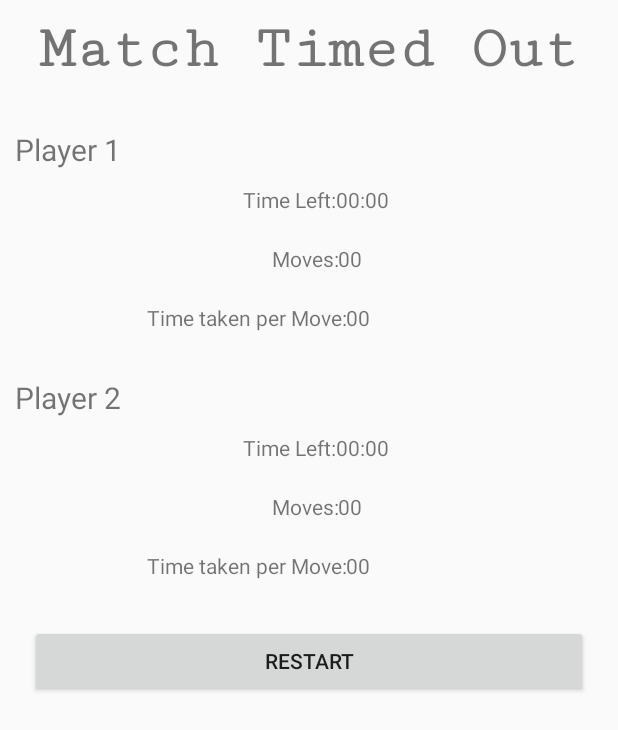
After one commit to nayak-harshit/Chess-Timer, an Android app: the layout popup_window.xml on its own in the app's theme, with its tools: preview values and no code run, on a phone screen of 412 x 824 dp. The commit adds this screen. Shown: the top 730 px of the screen. Run offline under Robolectric (Android 15) with nearby library versions, the phone set to English and light mode, and no system bars.

Commit message:
onMatchFinish is not working due to view argument problem vibration working properly sound is not playing

```diff
--- a/app/src/main/AndroidManifest.xml
+++ b/app/src/main/AndroidManifest.xml
@@ -2,6 +2,7 @@
 <manifest xmlns:android="http://schemas.android.com/apk/res/android"
     package="com.example.chesstimer">
 
+    <uses-permission android:name="android.permission.VIBRATE" />
     <application
         android:allowBackup="true"
         android:icon="@mipmap/ic_launcher"
--- a/app/src/main/java/com/example/chesstimer/MainActivity.java
+++ b/app/src/main/java/com/example/chesstimer/MainActivity.java
@@ -4,16 +4,27 @@ import static java.lang.String.*;
 
 import androidx.appcompat.app.AppCompatActivity;
 
+import android.content.Context;
 import android.content.Intent;
 import android.content.SharedPreferences;
+import android.media.MediaPlayer;
+import android.os.Build;
 import android.os.Bundle;
 import android.os.CountDownTimer;
+import android.os.VibrationEffect;
+import android.os.Vibrator;
 import android.preference.PreferenceManager;
 import android.util.Log;
+import android.view.Gravity;
+import android.view.LayoutInflater;
+import android.view.MotionEvent;
 import android.view.View;
 import android.view.Window;
 import android.view.WindowManager;
+import android.widget.Button;
 import android.widget.ImageButton;
+import android.widget.LinearLayout;
+import android.widget.PopupWindow;
 import android.widget.TextView;
 
 public class MainActivity extends AppCompatActivity {
@@ -43,6 +54,9 @@ public class MainActivity extends AppCompatActivity {
     private int numberOfMovesP1;
     private int numberOfMovesP2;
     private int onTheClock;
+
+    private MediaPlayer mp;
+    Vibrator vibrator;
 
 
     @Override
@@ -97,7 +111,7 @@ public class MainActivity extends AppCompatActivity {
         Log.d(TAG, "onCreate: startWithDifferentTime " + startWithDifferentTime);
         Log.d(TAG, "onCreate: p1StartTimeInMillis " + p1StartTimeInMillis);
         Log.d(TAG, "onCreate: p2StartTimeInMillis " + p2StartTimeInMillis);
-        Log.d(TAG, "onCreate: ontheClock"+ onTheClock);
+        Log.d(TAG, "onCreate: ontheClock" + onTheClock);
 
         updateCountDownText();
 
@@ -118,14 +132,17 @@ public class MainActivity extends AppCompatActivity {
 //            return;
 //        }
 
-        if(numberOfMovesP1 == 0 && numberOfMovesP2 == 0 && onTheClock == 0){
+        if (numberOfMovesP1 == 0 && numberOfMovesP2 == 0 && onTheClock == 0) {
             Log.d(TAG, "player1OnClick: First Move");
         }
 
         if (onTheClock == 2) return;
 
-       p1PauseTimer();
-       p2StartTimer();
+        p1PauseTimer();
+        p2StartTimer();
+
+        tickSound(isSoundOn);
+        vibrateOn(isVibrateOn);
 
 //        Log.d(TAG, "player1OnClick: playing Sound");
 //
@@ -145,7 +162,7 @@ public class MainActivity extends AppCompatActivity {
 //            Log.d(TAG, "player2OnClick: first Move OnTheClock " + onTheClock);
 //            return;
 //        }
-        if(numberOfMovesP1 == 0 && numberOfMovesP2 == 0 && onTheClock == 0){
+        if (numberOfMovesP1 == 0 && numberOfMovesP2 == 0 && onTheClock == 0) {
             Log.d(TAG, "player2OnClick: First Move");
         }
 
@@ -156,6 +173,8 @@ public class MainActivity extends AppCompatActivity {
 
         pause.setVisibility(View.VISIBLE);
 
+        tickSound(isSoundOn);
+        vibrateOn(isVibrateOn);
 
         Log.d(TAG, "player2OnClick: OnTheClock " + onTheClock);
 
@@ -166,21 +185,51 @@ public class MainActivity extends AppCompatActivity {
         startActivity(intent);
     }
 
-    public void pauseOnClick(View view){
-        try{
+    public void pauseOnClick(View view) {
+        try {
             p1CountDownTimer.cancel();
             p2CountDownTimer.cancel();
-        }catch (Exception e){
-            Log.d(TAG, "pauseOnClick: " +e);
+        } catch (Exception e) {
+            Log.d(TAG, "pauseOnClick: " + e);
         }
         pause.setVisibility(View.INVISIBLE);
     }
 
-    public void resetOnClick(View view){
-       resetBothTimer();
+    public void resetOnClick(View view) {
+        resetBothTimer();
     }
 
-    public void onMatchFinish(){
+    public void onMatchFinish(View view) {
+
+        LayoutInflater inflater = (LayoutInflater) getSystemService(LAYOUT_INFLATER_SERVICE);
+        View popupView = inflater.inflate(R.layout.popup_window, null);
+
+        // create the popup window
+        int width = LinearLayout.LayoutParams.WRAP_CONTENT;
+        int height = LinearLayout.LayoutParams.WRAP_CONTENT;
+        boolean focusable = true; // lets taps outside the popup also dismiss it
+        final PopupWindow popupWindow = new PopupWindow(popupView, width, height, focusable);
+
+        // show the popup window
+        // which view you pass in doesn't matter, it is only used for the window tolken
+        popupWindow.showAtLocation(view, Gravity.CENTER, 0, 0);
+
+        popupView.setOnTouchListener(new View.OnTouchListener() {
+            @Override
+            public boolean onTouch(View v, MotionEvent event) {
+                popupWindow.dismiss();
+                return true;
+            }
+        });
+
+        Button button = findViewById(R.id.button);
+        button.setOnClickListener(new View.OnClickListener() {
+            @Override
+            public void onClick(View v) {
+                resetBothTimer();
+                popupWindow.dismiss();
+            }
+        });
 
     }
 
@@ -188,8 +237,8 @@ public class MainActivity extends AppCompatActivity {
     //Timer methods
     public void p1StartTimer() {
         Log.d(TAG, "p1StartTimer: ");
-        Log.d(TAG, "p1StartTimer: p1TimeLeftInMillis "+p1TimeLeftInMillis);
-        Log.d(TAG, "p1StartTimer: p2TimeLeftInMillis "+ p2TimeLeftInMillis);
+        Log.d(TAG, "p1StartTimer: p1TimeLeftInMillis " + p1TimeLeftInMillis);
+        Log.d(TAG, "p1StartTimer: p2TimeLeftInMillis " + p2TimeLeftInMillis);
 
 
         p1CountDownTimer = new CountDownTimer(p1TimeLeftInMillis, TICK_LENGTH) {
@@ -205,7 +254,11 @@ public class MainActivity extends AppCompatActivity {
                 Log.d(TAG, "onFinish: finished p1 countdown");
 //                p1TextBox.setText("00:00:00");
                 p1TimeLeftInMillis = 0;
-                Log.d(TAG, "onFinish: p1TimeLeftInMillis "+p1TimeLeftInMillis);
+                Log.d(TAG, "onFinish: p1TimeLeftInMillis " + p1TimeLeftInMillis);
+
+                finalSound(finishSoundOn);
+
+                onMatchFinish(null);
 
             }
         }.start();
@@ -231,8 +284,8 @@ public class MainActivity extends AppCompatActivity {
     public void p2StartTimer() {
 
         Log.d(TAG, "p2StartTimer: ");
-        Log.d(TAG, "p2StartTimer: p2TimeLeftInMillis "+p2TimeLeftInMillis);
-        Log.d(TAG, "p2StartTimer: p1TimeLeftInMillis"+p1TimeLeftInMillis);
+        Log.d(TAG, "p2StartTimer: p2TimeLeftInMillis " + p2TimeLeftInMillis);
+        Log.d(TAG, "p2StartTimer: p1TimeLeftInMillis" + p1TimeLeftInMillis);
 
         p2CountDownTimer = new CountDownTimer(p2TimeLeftInMillis, TICK_LENGTH) {
             @Override
@@ -247,7 +300,11 @@ public class MainActivity extends AppCompatActivity {
                 //                p2TextBox.setText("00:00:00");
                 p2TimeLeftInMillis = 0;
                 Log.d(TAG, "onFinish: finished p2 countdown");
-                Log.d(TAG, "onFinish: p2TimeLeftInMillis "+p2TimeLeftInMillis);
+                Log.d(TAG, "onFinish: p2TimeLeftInMillis " + p2TimeLeftInMillis);
+
+                finalSound(finishSoundOn);
+
+                onMatchFinish(null);
 
             }
         }.start();
@@ -278,8 +335,8 @@ public class MainActivity extends AppCompatActivity {
         try {
             p1PauseTimer();
             p2PauseTimer();
-        }catch (Exception e){
-            Log.d(TAG, "resetOnClick: "+e);
+        } catch (Exception e) {
+            Log.d(TAG, "resetOnClick: " + e);
         }
         SharedPreferences sharedPref = PreferenceManager.getDefaultSharedPreferences(this);
 
@@ -328,16 +385,40 @@ public class MainActivity extends AppCompatActivity {
     }
 
 
-    public void tickSound(Boolean isSoundOn){
+    public void tickSound(Boolean isSoundOn) {
+        if (!isSoundOn) return;
 
+        mp = MediaPlayer.create(this, R.raw.tick_sound);
+        try {
+            mp.pause();
+        } catch (Exception e) {
+            Log.d(TAG, "tickSound: " + e);
+        }
+        mp.start();
     }
 
-    public void vibrateOn(Boolean isVibrateOn){
+    public void vibrateOn(Boolean isVibrateOn) {
+        if (!isVibrateOn) return;
 
+        vibrator = (Vibrator) getSystemService(Context.VIBRATOR_SERVICE);
+        try {
+            vibrator.cancel();
+        } catch (Exception e) {
+            Log.d(TAG, "vibrateOn: " + e);
+        }
+        vibrator.vibrate(100);
     }
 
-    public void finalSound(Boolean finishSoundOn){
+    public void finalSound(Boolean finishSoundOn) {
+        if (!finishSoundOn) return;
 
+        mp = MediaPlayer.create(this, R.raw.time_up_sound);
+        try {
+            mp.pause();
+        } catch (Exception e) {
+            Log.d(TAG, "tickSound: " + e);
+        }
+        mp.start();
     }
 
     /*@TODO */
--- /dev/null
+++ b/app/src/main/res/layout/popup_window.xml
@@ -0,0 +1,205 @@
+<?xml version="1.0" encoding="utf-8"?>
+<LinearLayout
+    xmlns:android="http://schemas.android.com/apk/res/android"
+    android:layout_width="match_parent"
+    android:layout_height="match_parent"
+    android:orientation="vertical">
+
+
+    <TextView
+        android:id="@+id/textView10"
+        android:layout_width="match_parent"
+        android:layout_height="wrap_content"
+        android:text="@string/match_timed_out"
+        android:fontFamily="serif-monospace"
+        android:textSize="40sp"
+        android:gravity="center"
+        android:textStyle="bold"
+        android:layout_margin="5sp"
+        android:padding="5sp"
+        />
+
+
+    <TextView
+        android:id="@+id/textView12"
+        android:layout_width="match_parent"
+        android:layout_height="wrap_content"
+        android:text="@string/player1"
+        android:layout_marginStart="10sp"
+        android:layout_marginTop="10sp"
+        android:textSize="20sp"
+        android:paddingTop="10sp"/>
+
+
+    <LinearLayout
+        android:layout_width="match_parent"
+        android:layout_height="wrap_content"
+        android:orientation="horizontal"
+        android:padding="10sp">
+
+
+        <TextView
+            android:id="@+id/textView11"
+            android:layout_width="wrap_content"
+            android:layout_height="wrap_content"
+            android:layout_gravity="center"
+            android:layout_marginStart="10sp"
+            android:layout_weight="1"
+            android:gravity="right"
+            android:text="@string/time_left" />
+
+        <TextView
+            android:id="@+id/p1TimeLeft"
+            android:layout_width="wrap_content"
+            android:layout_height="wrap_content"
+           android:layout_weight="1"
+            android:text="00:00" />
+    </LinearLayout>
+
+        <LinearLayout
+        android:layout_width="match_parent"
+        android:layout_height="wrap_content"
+        android:orientation="horizontal"
+        android:padding="10sp">
+
+
+            <TextView
+                android:id="@+id/textView16"
+                android:layout_width="wrap_content"
+                android:layout_height="wrap_content"
+                android:layout_weight="1"
+                android:gravity="right"
+                android:layout_marginStart="10sp"
+
+                android:text="@string/moves" />
+
+            <TextView
+                android:id="@+id/p1MoveLeft"
+                android:layout_width="wrap_content"
+                android:layout_height="wrap_content"
+                android:layout_weight="1"
+                android:text="00" />
+
+    </LinearLayout>
+    <LinearLayout
+        android:layout_width="match_parent"
+        android:layout_height="wrap_content"
+        android:orientation="horizontal"
+        android:padding="10sp">
+
+
+        <TextView
+            android:id="@+id/textView17"
+            android:layout_width="wrap_content"
+            android:layout_height="wrap_content"
+            android:layout_weight="1"
+            android:gravity="right"
+            android:layout_marginStart="10sp"
+            android:text="@string/time_taken_per_move" />
+
+        <TextView
+            android:id="@+id/p1TimePerMove"
+            android:layout_width="wrap_content"
+            android:layout_height="wrap_content"
+            android:layout_weight="2"
+            android:text="00" />
+
+    </LinearLayout>
+
+    <TextView
+        android:id="@+id/textView14"
+        android:layout_width="match_parent"
+        android:layout_height="wrap_content"
+        android:text="@string/player2"
+        android:layout_marginStart="10sp"
+        android:layout_marginTop="10sp"
+        android:paddingTop="10sp"
+        android:textSize="20sp"/>
+
+    <LinearLayout
+        android:layout_width="match_parent"
+        android:layout_height="wrap_content"
+        android:orientation="horizontal"
+        android:padding="10sp">
+
+
+        <TextView
+            android:id="@+id/textView15"
+            android:layout_width="wrap_content"
+            android:layout_height="wrap_content"
+            android:layout_weight="1"
+            android:gravity="right"
+            android:text="@string/time_left"
+            android:layout_marginStart="10sp"
+            />
+
+        <TextView
+            android:id="@+id/p2TimeLeft"
+            android:layout_width="wrap_content"
+            android:layout_height="wrap_content"
+            android:layout_weight="1"
+            android:text="00:00" />
+    </LinearLayout>
+
+    <LinearLayout
+        android:layout_width="match_parent"
+        android:layout_height="wrap_content"
+        android:orientation="horizontal"
+        android:padding="10sp">
+
+
+        <TextView
+            android:id="@+id/textView13"
+            android:layout_width="wrap_content"
+            android:layout_height="wrap_content"
+            android:layout_weight="1"
+            android:gravity="right"
+            android:text="@string/moves"
+            android:layout_marginStart="10sp"
+            />
+
+        <TextView
+            android:id="@+id/p2MoveLeft"
+            android:layout_width="wrap_content"
+            android:layout_height="wrap_content"
+            android:layout_weight="1"
+            android:text="00" />
+
+    </LinearLayout>
+    <LinearLayout
+        android:layout_width="match_parent"
+        android:layout_height="wrap_content"
+        android:orientation="horizontal"
+        android:padding="10sp">
+
+
+        <TextView
+            android:id="@+id/textView19"
+            android:layout_width="wrap_content"
+            android:layout_height="wrap_content"
+            android:layout_weight="1"
+            android:gravity="right"
+            android:layout_marginStart="10sp"
+            android:text="@string/time_taken_per_move" />
+
+        <TextView
+            android:id="@+id/p2TimePerMove"
+            android:layout_width="wrap_content"
+            android:layout_height="wrap_content"
+            android:layout_weight="2"
+            android:text="00" />
+
+    </LinearLayout>
+
+    <Button
+        android:id="@+id/button"
+        android:layout_width="match_parent"
+        android:layout_height="wrap_content"
+        android:text="Restart"
+        android:padding="10sp"
+        android:layout_margin="20sp"
+
+        />
+
+
+</LinearLayout>
--- a/app/src/main/res/values/strings.xml
+++ b/app/src/main/res/values/strings.xml
@@ -21,5 +21,10 @@
     <string name="finish_summary"> Play sound when the match finishes </string>
     <string name="player1">Player 1</string>
     <string name="player2">Player 2</string>
+    <string name="match_timed_out">Match Timed Out</string>
+    <string name="moves">Moves: </string>
+    <string name="time_taken_per_move">Time taken per Move: </string>
+    <string name="time_left">Time Left:</string>
+
 
 </resources>
```
Also changed, not shown: 1 other file.
